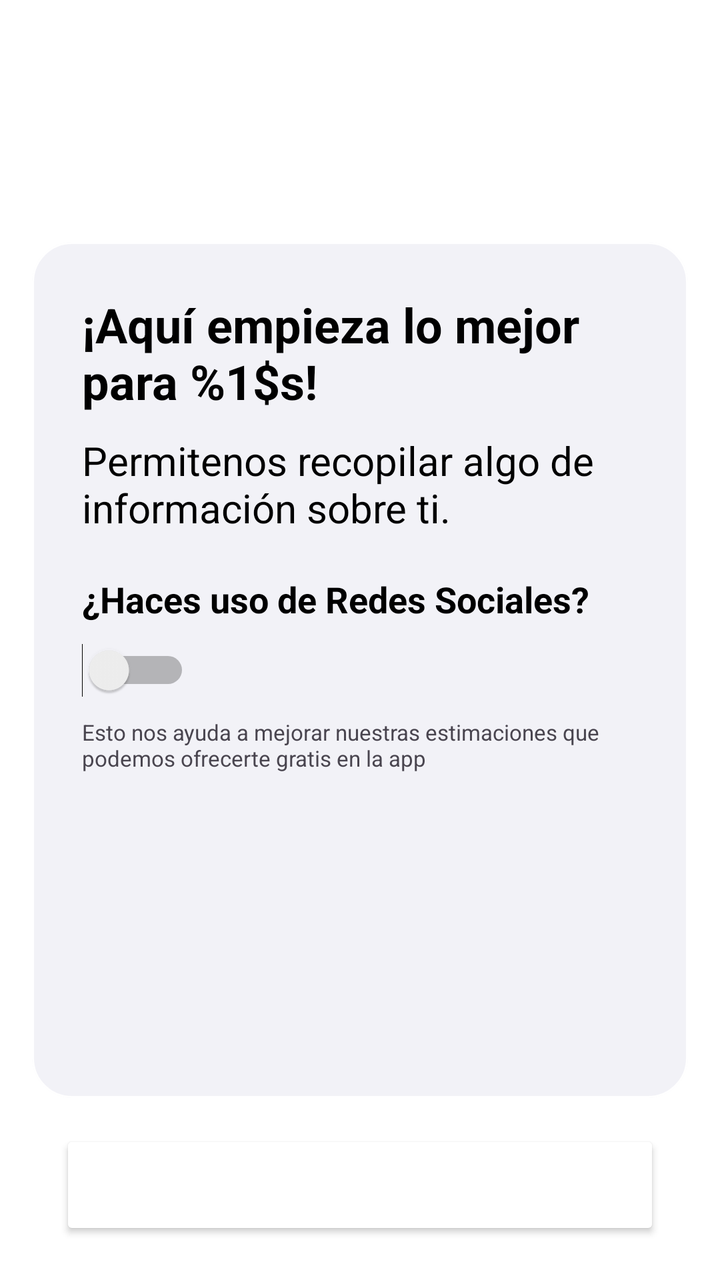
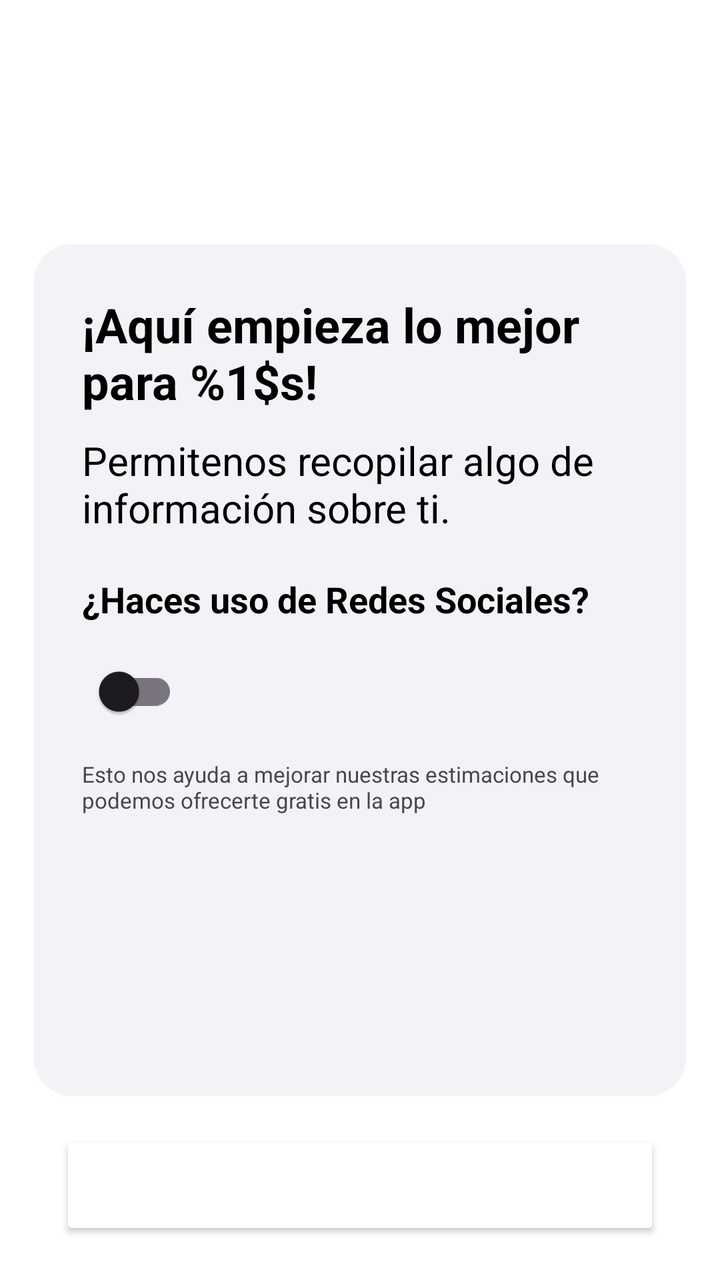

Screens rendered from an Android XML layout before and after an edit, with the pre-edit source and the edit as a unified diff.
<!-- AndroidManifest.xml: application theme Theme.Contalana_Prototipe -->
<!-- res/layout/activity_form.xml -->
<?xml version="1.0" encoding="utf-8"?>
<androidx.constraintlayout.widget.ConstraintLayout xmlns:android="http://schemas.android.com/apk/res/android"
    xmlns:app="http://schemas.android.com/apk/res-auto"
    xmlns:tools="http://schemas.android.com/tools"
    android:id="@+id/main"
    android:layout_width="match_parent"
    android:layout_height="match_parent"
    tools:context=".a.ui.FormActivity"
    android:background="@color/backgroundColor">

    <ImageView
        android:id="@+id/ivLogo"
        android:layout_width="match_parent"
        android:layout_height="65dp"
        android:src="@drawable/logo_nombre"
        android:layout_marginTop="40dp"
        app:layout_constraintStart_toStartOf="parent"
        app:layout_constraintTop_toTopOf="parent"
        tools:ignore="ContentDescription" />


    <Button
        android:id="@+id/formButton"
        android:layout_width="match_parent"
        android:layout_height="55dp"
        android:layout_marginStart="30dp"
        android:layout_marginEnd="30dp"
        android:layout_marginBottom="20dp"
        android:text="@string/form.button"
        android:textSize="18sp"
        app:cornerRadius="18dp"
        app:layout_constraintBottom_toBottomOf="parent"
        app:layout_constraintStart_toStartOf="parent"
        android:backgroundTint="@color/button_background_selector"
        android:textColor="@android:color/white"/>

    <com.google.android.material.card.MaterialCardView
        android:id="@+id/grayCard"
        android:layout_width="0dp"
        android:layout_height="0dp"
        android:layout_margin="16dp"
        app:cardBackgroundColor="@color/contrastGrey"
        app:cardCornerRadius="20dp"
        app:layout_constraintBottom_toTopOf="@id/formButton"
        app:layout_constraintEnd_toEndOf="parent"
        app:layout_constraintHorizontal_bias="0.0"
        app:layout_constraintStart_toStartOf="parent"
        app:layout_constraintTop_toBottomOf="@id/ivLogo"
        app:layout_constraintVertical_bias="0.593"
        app:strokeColor="@color/white">

        <androidx.constraintlayout.widget.ConstraintLayout
            android:layout_width="match_parent"
            android:layout_height="wrap_content"
            android:padding="25dp">

            <TextView
                android:id="@+id/ivFormTitle"
                android:layout_width="wrap_content"
                android:layout_height="wrap_content"
                android:text="@string/form.title"
                android:textColor="@color/textColor"
                android:textSize="24sp"
                android:textStyle="bold"
                app:layout_constraintStart_toStartOf="parent"
                app:layout_constraintTop_toTopOf="parent" />

            <TextView
                android:id="@+id/ivFormSubtitle"
                android:layout_width="wrap_content"
                android:layout_height="wrap_content"
                android:layout_marginTop="10dp"
                android:text="@string/form.subtitle"
                android:textColor="@color/textColor"
                android:textSize="20sp"
                app:layout_constraintStart_toStartOf="@id/ivFormTitle"
                app:layout_constraintTop_toBottomOf="@id/ivFormTitle" />

            <TextView
                android:id="@+id/ivFormLabel"
                android:layout_width="wrap_content"
                android:layout_height="wrap_content"
                android:layout_marginTop="20dp"
                android:textColor="@color/textColor"
                android:text="@string/form.label.title"
                android:textSize="18sp"
                android:textStyle="bold"
                app:layout_constraintTop_toBottomOf="@id/ivFormSubtitle" />

            <Switch
                android:id="@+id/switchButton"
                android:layout_width="wrap_content"
                android:layout_height="wrap_content"
                android:backgroundTint="@color/cl_lightGreen"
                android:layout_marginTop="10dp"
                android:switchMinWidth="50dp"
                app:layout_constraintTop_toBottomOf="@id/ivFormLabel" />

            <TextView
                android:layout_width="wrap_content"
                android:layout_height="wrap_content"
                app:layout_constraintTop_toBottomOf="@id/switchButton"
                android:layout_marginTop="10dp"
                android:text="@string/form.label.subtitle"
                android:textSize="11dp"/>

        </androidx.constraintlayout.widget.ConstraintLayout>

    </com.google.android.material.card.MaterialCardView>


</androidx.constraintlayout.widget.ConstraintLayout>
<!-- resources referenced by this layout -->
<resources>
  <color name="backgroundColor">#FFFFFF</color>
  <color name="cl_lightGreen">#8ED973</color>
  <color name="contrastGrey">#F2F2F7</color>
  <color name="textColor">#FF000000</color>
  <color name="white">#FFFFFFFF</color>
  <!-- drawable logo_nombre: png bitmap (drawable-night, 87027 bytes) -->
  <string name="form.button">¡Empezar a gestionar mi negocio!</string>
  <string name="form.label.subtitle">Esto nos ayuda a mejorar nuestras estimaciones que podemos ofrecerte gratis en la app</string>
  <string name="form.label.title">¿Haces uso de Redes Sociales?</string>
  <string name="form.subtitle">Permitenos recopilar algo de información sobre ti.</string>
  <string name="form.title">¡Aquí empieza lo mejor para %1$s!</string>
  <style name="Theme.Contalana_Prototipe" parent="Theme.Material3.DayNight.NoActionBar">
          
          <item name="colorPrimary">@color/cl_lightGreen</item>
          <item name="android:windowBackground">@color/backgroundColor</item>
      </style>
</resources>

<!-- the commit's change to res/layout/activity_form.xml (unified diff, before → after) -->
@@ -85,21 +85,22 @@
                 android:text="@string/form.label.title"
                 android:textSize="18sp"
                 android:textStyle="bold"
-                app:layout_constraintTop_toBottomOf="@id/ivFormSubtitle" />
+                app:layout_constraintTop_toBottomOf="@id/ivFormSubtitle"
+                app:layout_constraintStart_toStartOf="@id/ivFormTitle"/>
 
-            <Switch
+            <com.google.android.material.switchmaterial.SwitchMaterial
                 android:id="@+id/switchButton"
                 android:layout_width="wrap_content"
                 android:layout_height="wrap_content"
-                android:backgroundTint="@color/cl_lightGreen"
                 android:layout_marginTop="10dp"
-                android:switchMinWidth="50dp"
-                app:layout_constraintTop_toBottomOf="@id/ivFormLabel" />
+                app:layout_constraintTop_toBottomOf="@id/ivFormLabel"
+                app:layout_constraintStart_toStartOf="@id/ivFormTitle"/>
 
             <TextView
                 android:layout_width="wrap_content"
                 android:layout_height="wrap_content"
                 app:layout_constraintTop_toBottomOf="@id/switchButton"
+                app:layout_constraintStart_toStartOf="@id/ivFormTitle"
                 android:layout_marginTop="10dp"
                 android:text="@string/form.label.subtitle"
                 android:textSize="11dp"/>
<!-- resource entries referenced after the edit -->
@@ -1,7 +1,6 @@
 <!-- resources referenced by this layout -->
 <resources>
   <color name="backgroundColor">#FFFFFF</color>
-  <color name="cl_lightGreen">#8ED973</color>
   <color name="contrastGrey">#F2F2F7</color>
   <color name="textColor">#FF000000</color>
   <color name="white">#FFFFFFFF</color>
@@ -16,5 +15,6 @@
           <item name="colorPrimary">@color/cl_lightGreen</item>
           <item name="android:windowBackground">@color/backgroundColor</item>
       </style>
+  <color name="cl_lightGreen">#8ED973</color>
 </resources>
 
